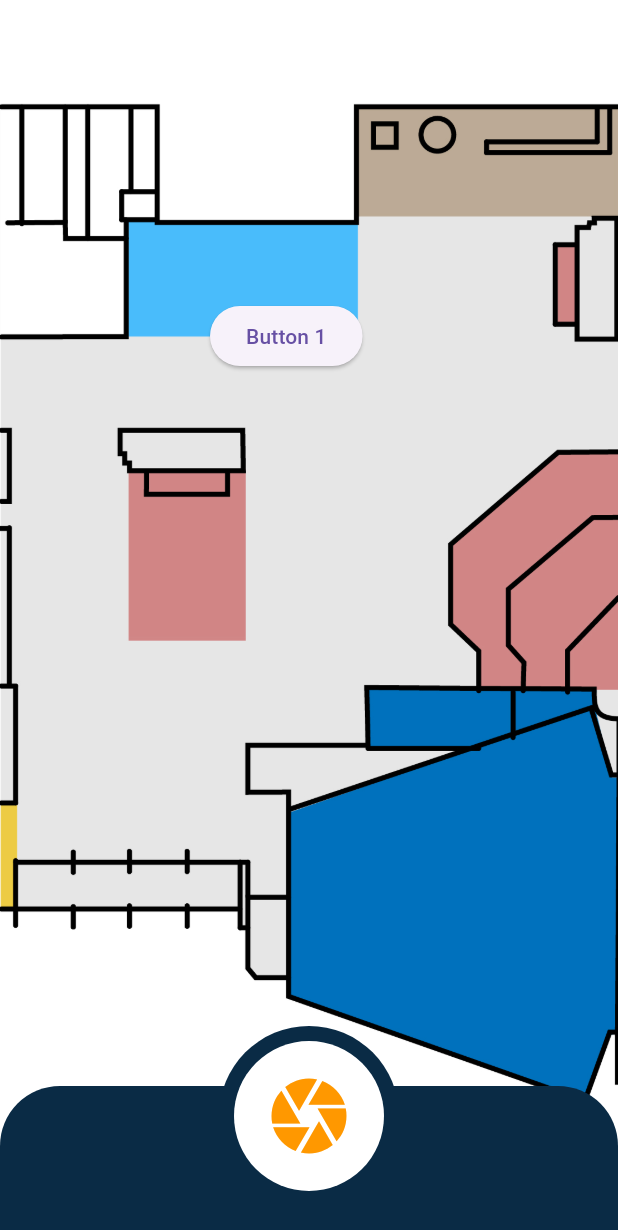
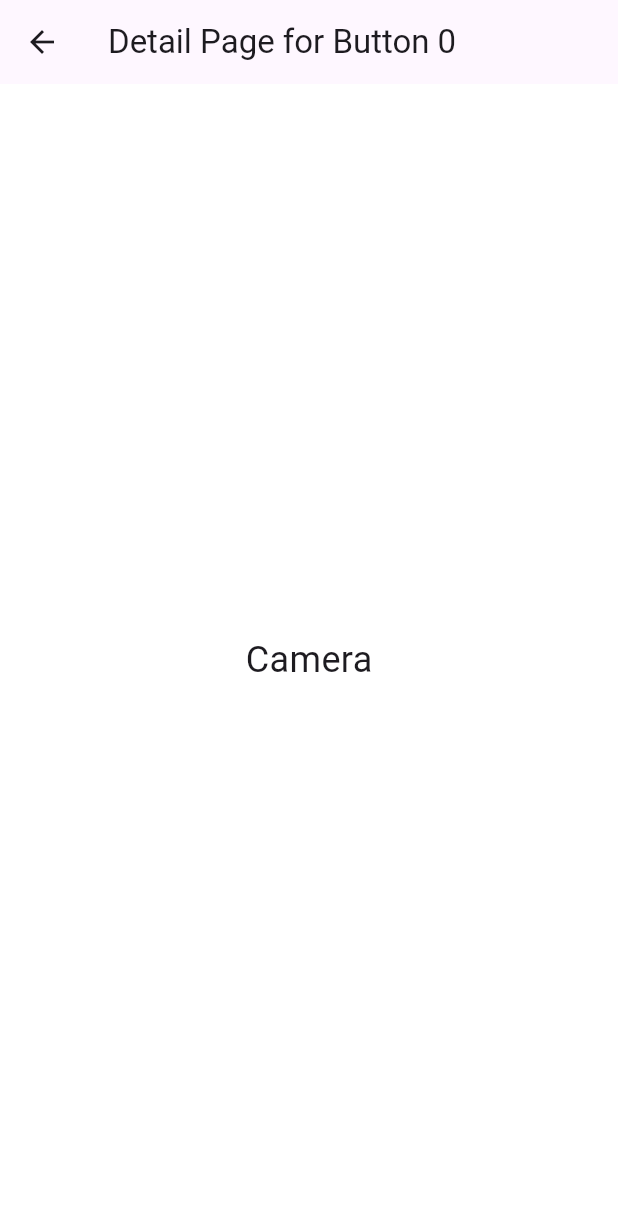
Before and after one commit to Thomas-More-Digital-Innovation/2324-ITF-001-AR-rondleiding, a Flutter app: the screen it shows after launch, after a tap on the "camera" icon, on a phone screen of 412 x 824 dp. Shown: the top 1230 px of the screen. Run offline on Flutter 3.47's test engine with Material 3 defaults, Android fonts, the phone set to English and light mode, and no system bars.

Commit message:
Home scherm werkt

```diff
--- a/code/lib/components/BottomNavigationHome.dart
+++ b/code/lib/components/BottomNavigationHome.dart
@@ -1,4 +1,6 @@
 import 'package:flutter/material.dart';
+
+import '../screens/CameraPage.dart';
 
 class CustomCameraOverlay extends StatelessWidget {
   @override
@@ -22,8 +24,12 @@ class CustomCameraOverlay extends StatelessWidget {
               top: -40, // Adjust this value to control the vertical offset
               child: IconButton(
                 onPressed: () {
-                  // Handle button press
-                  print("Camera button pressed");
+                  Navigator.push(
+                    context,
+                    MaterialPageRoute(
+                      builder: (context) => const CameraPage(index: 0),
+                    ),
+                  );
                 },
                 icon: Stack(
                   alignment: Alignment.center,
--- a/code/lib/components/PositionedButton.dart
+++ b/code/lib/components/PositionedButton.dart
@@ -2,15 +2,17 @@ import 'package:flutter/material.dart';
 import 'package:code/screens/CameraPage.dart';
 
 class PositionedButton extends StatelessWidget {
-  final int index;
+  final int id;
   final double x;
   final double y;
+  final String name;
 
   const PositionedButton({
     super.key,
-    required this.index,
+    required this.id,
     required this.x,
     required this.y,
+    required this.name,
   });
 
   @override
@@ -23,11 +25,11 @@ class PositionedButton extends StatelessWidget {
           Navigator.push(
             context,
             MaterialPageRoute(
-              builder: (context) => DetailPage(index: index),
+              builder: (context) => CameraPage(index: id),
             ),
           );
         },
-        child: Text('Button $index'),
+        child: Text(name),
       ),
     );
   }
--- a/code/lib/screens/CameraPage.dart
+++ b/code/lib/screens/CameraPage.dart
@@ -1,19 +1,30 @@
 import 'package:flutter/material.dart';
 
-class DetailPage extends StatelessWidget {
+class CameraPage extends StatelessWidget {
   final int index;
 
-  const DetailPage({super.key, required this.index});
+  const CameraPage({super.key, required this.index});
 
   @override
   Widget build(BuildContext context) {
+
+    String name = '';
+
+    if (index == 0) {
+      name = 'Camera';
+    } else if (index == 1) {
+      name = 'ICE CUBE';
+    } else if (index == 2) {
+      name = 'LUNCH RUIMTE';
+    }
+
     return Scaffold(
       appBar: AppBar(
         title: Text('Detail Page for Button $index'),
       ),
       body: Center(
         child: Text(
-          'You pressed button $index',
+          name,
           style: const TextStyle(fontSize: 24),
         ),
       ),
--- a/code/lib/screens/HomePage.dart
+++ b/code/lib/screens/HomePage.dart
@@ -26,8 +26,8 @@ class HomePage extends StatelessWidget {
                     height: MediaQuery.of(context).size.height* 0.90,
                   ),
                   // Custom positioned buttons
-                  const PositionedButton(index: 1, x: 140, y: 200),
-                  const PositionedButton(index: 2, x: 850, y: 240),
+                  const PositionedButton(id: 1, x: 140, y: 200, name: 'ICE cube',),
+                  const PositionedButton(id: 2, x: 850, y: 240, name: 'Lunch ruimte',),
                 ],
               ),
             ),
```
